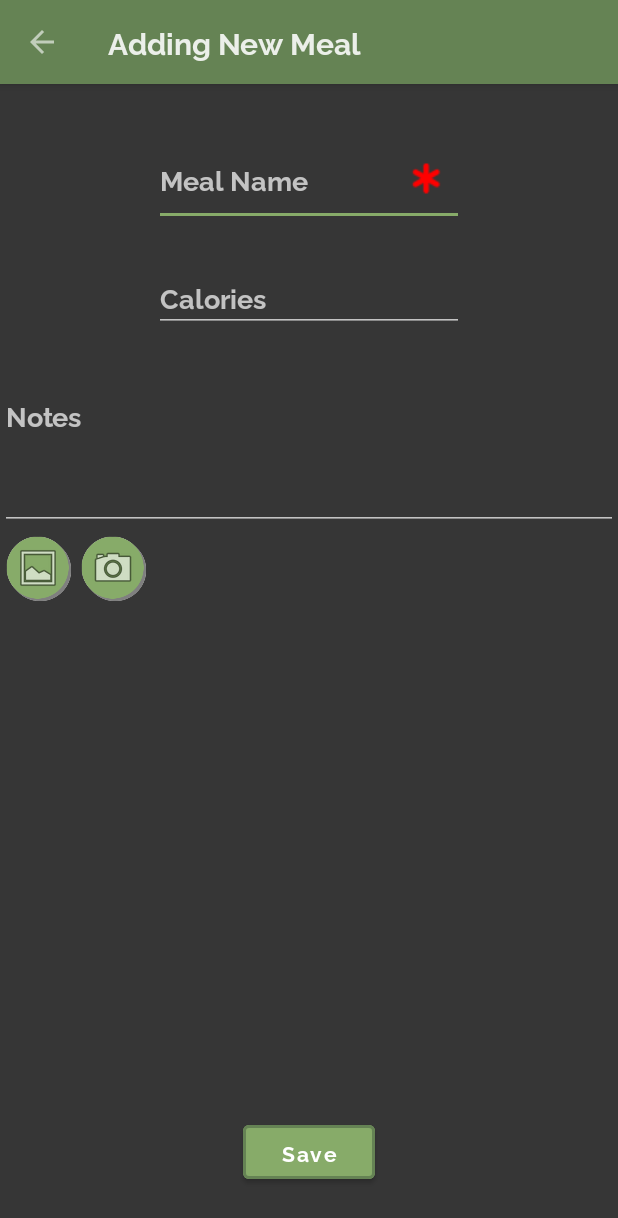
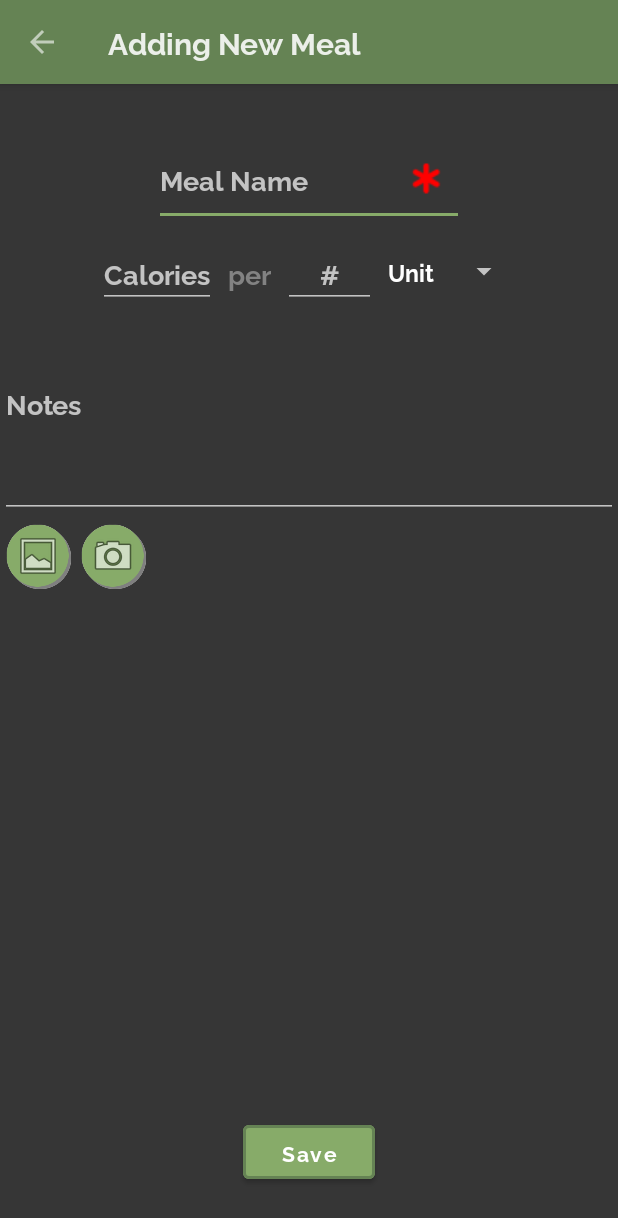
Before and after one commit to danielvnguyen/MoveIt, an Android app: the AddMeal screen opened directly, with no data from a screen before it, after a tap on "Save", on a phone screen of 412 x 824 dp. Shown: the top 1218 px of the screen. Run offline under Robolectric (Android 15) with nearby library versions, the phone set to English and light mode, and no system bars; our stand-ins replace Firebase (no records; nobody signed in at launch, a user with empty details on screens opened directly).

Commit message:
implement ServingSize into Meal functionality

```diff
--- a/app/src/main/java/com/example/moveit/view/meals/AddMeal.java
+++ b/app/src/main/java/com/example/moveit/view/meals/AddMeal.java
@@ -18,17 +18,22 @@ import android.os.Build;
 import android.os.Bundle;
 import android.os.Environment;
 import android.provider.MediaStore;
+import android.util.Log;
 import android.view.MenuItem;
 import android.view.View;
 import android.webkit.MimeTypeMap;
+import android.widget.AdapterView;
+import android.widget.ArrayAdapter;
 import android.widget.Button;
 import android.widget.EditText;
 import android.widget.ImageView;
+import android.widget.Spinner;
 import android.widget.Toast;
 
 import com.bumptech.glide.Glide;
 import com.example.moveit.R;
 import com.example.moveit.model.meals.Meal;
+import com.example.moveit.model.meals.ServingSize;
 import com.google.firebase.auth.FirebaseAuth;
 import com.google.firebase.auth.FirebaseUser;
 import com.google.firebase.firestore.DocumentReference;
@@ -52,6 +57,8 @@ public class AddMeal extends AppCompatActivity {
     private String originalName;
     private String originalCalories;
     private String originalNote;
+    private String originalServingSizeNum;
+    private String originalServingSizeUnits;
 
     private FirebaseFirestore db;
     private FirebaseStorage storage;
@@ -70,6 +77,9 @@ public class AddMeal extends AppCompatActivity {
     private EditText mealNameInput;
     private EditText caloriesInput;
     private EditText mealNoteInput;
+    private EditText servingSizeInput;
+    private Spinner servingSizeUnitSpinner;
+    private String selectedUnits = "Unit";
 
     private Button deleteBtn;
     private Boolean editMode = false;
@@ -91,6 +101,201 @@ public class AddMeal extends AppCompatActivity {
         setUpSaveBtn();
         setUpDeleteBtn();
         setUpImageOptions();
+        setUpSpinner();
+    }
+
+    private void setUpDeleteBtn() {
+        deleteBtn.setOnClickListener(v -> {
+            AlertDialog.Builder builder = new AlertDialog.Builder(this);
+            builder.setCancelable(true);
+            builder.setTitle(R.string.confirm_delete_meal);
+            builder.setMessage(R.string.no_takesies_backsies);
+            builder.setPositiveButton(R.string.yes, (dialog, which) -> handleDelete());
+            builder.setNegativeButton(R.string.no, (dialog, which) -> {});
+            AlertDialog dialog = builder.create();
+            dialog.show();
+        });
+    }
+
+    private void handleDelete() {
+        DocumentReference selectedMeal = db.collection("meals").document(currentUser.getUid()).collection("mealList")
+                .document(mealId);
+
+        if (!originalImageId.equals("")) {
+            final StorageReference fileRef = storage.getReference().child(currentUser.getUid())
+                    .child("uploads").child(originalImageId);
+            fileRef.delete();
+        }
+        selectedMeal.delete().addOnCompleteListener(task -> {
+            if (task.isSuccessful()) {
+                Toast.makeText(AddMeal.this, "Deleted meal successfully!", Toast.LENGTH_SHORT).show();
+                finish();
+            } else {
+                Toast.makeText(AddMeal.this, "Error deleting meal", Toast.LENGTH_SHORT).show();
+            }
+        });
+    }
+
+    private void setUpInterface() {
+        mealNameInput = findViewById(R.id.mealName);
+        mealNameInput.setCompoundDrawablesWithIntrinsicBounds(0, 0, R.drawable.required,0);
+        caloriesInput = findViewById(R.id.caloriesInput);
+        mealNoteInput = findViewById(R.id.mealNote);
+        deleteBtn = findViewById(R.id.deleteBtn);
+        chooseImgBtn = findViewById(R.id.chooseImageBtn);
+        deleteImgBtn = findViewById(R.id.deleteImgBtn);
+        takeNewImgBtn = findViewById(R.id.takeNewImageBtn);
+        mealImageView = findViewById(R.id.mealImageView);
+        servingSizeInput = findViewById(R.id.servingSizeInput);
+        servingSizeUnitSpinner = findViewById(R.id.servingSizeSpinner);
+        ArrayAdapter<String> adapter = new ArrayAdapter<>(this,
+                android.R.layout.simple_spinner_item, getResources().getStringArray(R.array.units_array));
+        adapter.setDropDownViewResource(android.R.layout.simple_spinner_dropdown_item);
+        servingSizeUnitSpinner.setAdapter(adapter);
+
+        Bundle extras = getIntent().getExtras();
+        if (extras != null) {
+            setTitle(getString(R.string.edit_meal_title));
+            deleteBtn.setVisibility(View.VISIBLE);
+
+            editMode = (Boolean) extras.get("editMode");
+            mealId = extras.get("mealId").toString();
+            originalImageId = extras.get("mealImageId").toString();
+
+            originalName = extras.get("mealName").toString();
+            originalCalories = extras.get("calories").toString();
+            originalNote = extras.get("mealNote").toString();
+            originalServingSizeNum = extras.get("servingSizeNum").toString();
+            originalServingSizeUnits = extras.get("servingSizeUnits").toString();
+            selectedUnits = originalServingSizeUnits;
+
+            if (!originalImageId.equals("")) {
+                final StorageReference fileRef = FirebaseStorage.getInstance().getReference().child(currentUser.getUid())
+                        .child("uploads").child(originalImageId);
+                fileRef.getDownloadUrl().addOnSuccessListener(uri -> {
+                    Glide.with(mealImageView.getContext()).load(uri).centerInside().into(mealImageView);
+                    mealImageView.setVisibility(View.VISIBLE);
+                    deleteImgBtn.setVisibility(View.VISIBLE);
+                });
+            }
+            mealNameInput.setText(originalName);
+            caloriesInput.setText(originalCalories);
+            mealNoteInput.setText(originalNote);
+            servingSizeInput.setText(originalServingSizeNum);
+            int spinnerPosition = adapter.getPosition(originalServingSizeUnits);
+            servingSizeUnitSpinner.setSelection(spinnerPosition);
+        } else {
+            setTitle(getString(R.string.add_meal_title));
+        }
+    }
+
+    private int validateCalories(String caloriesText, String servingSizeText) {
+        if (!caloriesText.isEmpty() && !servingSizeText.isEmpty() && !selectedUnits.equals("Unit")) {
+            return 0;
+        } else if (caloriesText.isEmpty() && servingSizeText.isEmpty() && selectedUnits.equals("Unit")) {
+            return 1;
+        } else {
+            Toast.makeText(AddMeal.this, "Please fill out all 3: calories, serving size, units", Toast.LENGTH_SHORT).show();
+            return 2;
+        }
+    }
+
+    private void setUpSaveBtn() {
+        Button saveBtn = findViewById(R.id.saveBtn);
+        saveBtn.setOnClickListener(v -> {
+            String mealName = mealNameInput.getText().toString();
+            String caloriesText = caloriesInput.getText().toString();
+            String servingSizeText = servingSizeInput.getText().toString();
+            Integer calories = null;
+            Integer servingSizeNum = null;
+            ServingSize servingSize = new ServingSize();
+
+            int validationResult = validateCalories(caloriesText, servingSizeText);
+            switch(validationResult) {
+                case 0:
+                    calories = Integer.parseInt(caloriesText);
+                    servingSizeNum = Integer.parseInt(servingSizeText);
+                    servingSize = new ServingSize(servingSizeNum, selectedUnits);
+                    break;
+                case 2:
+                    return;
+                default:
+                    break;
+            }
+
+            String mealNote = mealNoteInput.getText().toString();
+            if (mealName.isEmpty()) {
+                Toast.makeText(AddMeal.this, "Please fill out the meal name", Toast.LENGTH_SHORT).show();
+                return;
+            }
+
+            if (editMode) {
+                if (compareChanges(mealName, calories, mealNote, imageStateAltered, servingSizeNum, selectedUnits)) {
+                    Toast.makeText(AddMeal.this, "You have made no changes!", Toast.LENGTH_SHORT).show();
+                    return;
+                }
+
+                if (imageStateAltered) {
+                    if (imageUri != null) {
+                        String imageId = UUID.randomUUID() + "." + getFileExtension(imageUri);
+                        final StorageReference fileRef = storage.getReference().child(currentUser.getUid())
+                                .child("uploads").child(imageId);
+                        fileRef.putFile(imageUri);
+                        if (originalImageId.equals("")) {
+                            handleUpdate(mealName, calories, servingSize, mealNote, imageId);
+                        } else {
+                            final StorageReference oldImageRef = storage.getReference().child(currentUser.getUid())
+                                    .child("uploads").child(originalImageId);
+                            oldImageRef.delete();
+                            handleUpdate(mealName, calories, servingSize, mealNote, imageId);
+                        }
+                    } else {
+                        final StorageReference imageRef = storage.getReference().child(currentUser.getUid())
+                                .child("uploads").child(originalImageId);
+                        imageRef.delete();
+                        handleUpdate(mealName, calories, servingSize, mealNote, "");
+                    }
+                } else {
+                    handleUpdate(mealName, calories, servingSize, mealNote, originalImageId);
+                }
+            } else {
+                ProgressDialog progressDialog = new ProgressDialog(this);
+                progressDialog.setTitle("Saving...");
+                progressDialog.show();
+
+                String mealId = UUID.randomUUID().toString();
+                if (imageUri != null) {
+                    String imageId = UUID.randomUUID() + "." + getFileExtension(imageUri);
+                    final StorageReference fileRef = storage.getReference().child(currentUser.getUid())
+                            .child("uploads").child(imageId);
+                    Integer finalCalories = calories;
+                    ServingSize finalServingSize = servingSize;
+                    fileRef.putFile(imageUri).addOnCompleteListener(task -> fileRef.getDownloadUrl()
+                            .addOnSuccessListener(uri -> {
+                        currentMeal = new Meal(mealId, mealName, finalCalories, finalServingSize, mealNote, imageId);
+                        handleUpload(currentMeal, mealId);
+                        progressDialog.dismiss();
+                    }));
+                } else {
+                    currentMeal = new Meal(mealId, mealName, calories, servingSize, mealNote, "");
+                    handleUpload(currentMeal, mealId);
+                    progressDialog.dismiss();
+                }
+            }
+        });
+    }
+
+    private void setUpSpinner() {
+        servingSizeUnitSpinner.setOnItemSelectedListener(new AdapterView.OnItemSelectedListener() {
+            @Override
+            public void onItemSelected(AdapterView<?> parent, View view, int position, long id) {
+                selectedUnits = parent.getItemAtPosition(position).toString();
+            }
+            @Override
+            public void onNothingSelected(AdapterView<?> parent) {
+
+            }
+        });
     }
 
     private void setUpImageOptions() {
@@ -141,154 +346,11 @@ public class AddMeal extends AppCompatActivity {
         }
     }
 
-    private void setUpDeleteBtn() {
-        deleteBtn.setOnClickListener(v -> {
-            AlertDialog.Builder builder = new AlertDialog.Builder(this);
-            builder.setCancelable(true);
-            builder.setTitle(R.string.confirm_delete_meal);
-            builder.setMessage(R.string.no_takesies_backsies);
-            builder.setPositiveButton(R.string.yes, (dialog, which) -> handleDelete());
-            builder.setNegativeButton(R.string.no, (dialog, which) -> {});
-            AlertDialog dialog = builder.create();
-            dialog.show();
-        });
-    }
-
-    private void handleDelete() {
-        DocumentReference selectedMeal = db.collection("meals").document(currentUser.getUid()).collection("mealList")
-                .document(mealId);
-
-        if (!originalImageId.equals("")) {
-            final StorageReference fileRef = storage.getReference().child(currentUser.getUid())
-                    .child("uploads").child(originalImageId);
-            fileRef.delete();
-        }
-        selectedMeal.delete().addOnCompleteListener(task -> {
-            if (task.isSuccessful()) {
-                Toast.makeText(AddMeal.this, "Deleted meal successfully!", Toast.LENGTH_SHORT).show();
-                finish();
-            } else {
-                Toast.makeText(AddMeal.this, "Error deleting meal", Toast.LENGTH_SHORT).show();
-            }
-        });
-    }
-
-    private void setUpInterface() {
-        mealNameInput = findViewById(R.id.mealName);
-        mealNameInput.setCompoundDrawablesWithIntrinsicBounds(0, 0, R.drawable.required,0);
-        caloriesInput = findViewById(R.id.caloriesInput);
-        mealNoteInput = findViewById(R.id.mealNote);
-        deleteBtn = findViewById(R.id.deleteBtn);
-        chooseImgBtn = findViewById(R.id.chooseImageBtn);
-        deleteImgBtn = findViewById(R.id.deleteImgBtn);
-        takeNewImgBtn = findViewById(R.id.takeNewImageBtn);
-        mealImageView = findViewById(R.id.mealImageView);
-
-        Bundle extras = getIntent().getExtras();
-        if (extras != null) {
-            setTitle(getString(R.string.edit_meal_title));
-            deleteBtn.setVisibility(View.VISIBLE);
-
-            editMode = (Boolean) extras.get("editMode");
-            mealId = extras.get("mealId").toString();
-            originalImageId = extras.get("mealImageId").toString();
-
-            originalName = extras.get("mealName").toString();
-            originalCalories = extras.get("calories").toString();
-            originalNote = extras.get("mealNote").toString();
-
-            if (!originalImageId.equals("")) {
-                final StorageReference fileRef = FirebaseStorage.getInstance().getReference().child(currentUser.getUid())
-                        .child("uploads").child(originalImageId);
-                fileRef.getDownloadUrl().addOnSuccessListener(uri -> {
-                    Glide.with(mealImageView.getContext()).load(uri).centerInside().into(mealImageView);
-                    mealImageView.setVisibility(View.VISIBLE);
-                    deleteImgBtn.setVisibility(View.VISIBLE);
-                });
-            }
-            mealNameInput.setText(originalName);
-            caloriesInput.setText(originalCalories);
-            mealNoteInput.setText(originalNote);
-        } else {
-            setTitle(getString(R.string.add_meal_title));
-        }
-    }
-
-    private void setUpSaveBtn() {
-        Button saveBtn = findViewById(R.id.saveBtn);
-        saveBtn.setOnClickListener(v -> {
-            String mealName = mealNameInput.getText().toString();
-            String caloriesText = caloriesInput.getText().toString();
-            Integer calories = null;
-            if (!caloriesText.isEmpty()) {
-                calories = Integer.parseInt(caloriesInput.getText().toString());
-            }
-            String mealNote = mealNoteInput.getText().toString();
-            if (mealName.isEmpty()) {
-                Toast.makeText(AddMeal.this, "Please fill out the meal name", Toast.LENGTH_SHORT).show();
-                return;
-            }
-
-            if (editMode) {
-                if (compareChanges(mealName, calories, mealNote, imageStateAltered)) {
-                    Toast.makeText(AddMeal.this, "You have made no changes!", Toast.LENGTH_SHORT).show();
-                    return;
-                }
-
-                if (imageStateAltered) {
-                    if (imageUri != null) {
-                        String imageId = UUID.randomUUID() + "." + getFileExtension(imageUri);
-                        final StorageReference fileRef = storage.getReference().child(currentUser.getUid())
-                                .child("uploads").child(imageId);
-                        fileRef.putFile(imageUri);
-                        if (originalImageId.equals("")) {
-                            handleUpdate(mealName, calories, mealNote, imageId);
-                        } else {
-                            final StorageReference oldImageRef = storage.getReference().child(currentUser.getUid())
-                                    .child("uploads").child(originalImageId);
-                            oldImageRef.delete();
-                            handleUpdate(mealName, calories, mealNote, imageId);
-                        }
-                    } else {
-                        final StorageReference imageRef = storage.getReference().child(currentUser.getUid())
-                                .child("uploads").child(originalImageId);
-                        imageRef.delete();
-                        handleUpdate(mealName, calories, mealNote, "");
-                    }
-                } else {
-                    handleUpdate(mealName, calories, mealNote, originalImageId);
-                }
-            } else {
-                ProgressDialog progressDialog = new ProgressDialog(this);
-                progressDialog.setTitle("Saving...");
-                progressDialog.show();
-
-                String mealId = UUID.randomUUID().toString();
-                if (imageUri != null) {
-                    String imageId = UUID.randomUUID() + "." + getFileExtension(imageUri);
-                    final StorageReference fileRef = storage.getReference().child(currentUser.getUid())
-                            .child("uploads").child(imageId);
-                    Integer finalCalories = calories;
-                    fileRef.putFile(imageUri).addOnCompleteListener(task -> fileRef.getDownloadUrl()
-                            .addOnSuccessListener(uri -> {
-                        currentMeal = new Meal(mealId, mealName, finalCalories, mealNote, imageId);
-                        handleUpload(currentMeal, mealId);
-                        progressDialog.dismiss();
-                    }));
-                } else {
-                    currentMeal = new Meal(mealId, mealName, calories, mealNote, "");
-                    handleUpload(currentMeal, mealId);
-                    progressDialog.dismiss();
-                }
-            }
-        });
-    }
-
-    //imageId: will be a valid image Id or an empty string ("") depending on the situation
-    private void handleUpdate(String mealName, Integer calories, String mealNote, String imageId) {
+    private void handleUpdate(String mealName, Integer calories, ServingSize servingSize, String mealNote, String imageId) {
         db.collection("meals").document(currentUser.getUid())
                 .collection("mealList").document(mealId).update("name", mealName,
-                "calories", calories, "note", mealNote, "imageId", imageId).addOnCompleteListener(task -> {
+                "calories", calories, "servingSize", servingSize, "note", mealNote,
+                        "imageId", imageId).addOnCompleteListener(task -> {
             if (task.isSuccessful()) {
                 Toast.makeText(AddMeal.this, "Updated meal successfully!", Toast.LENGTH_SHORT).show();
                 finish();
@@ -298,9 +360,11 @@ public class AddMeal extends AppCompatActivity {
         });
     }
 
-    private Boolean compareChanges(String mealName, Integer calories, String mealNote, Boolean imageStateAltered) {
+    private Boolean compareChanges(String mealName, Integer calories, String mealNote,
+                                   Boolean imageStateAltered, Integer servingSizeNum, String servingSizeUnits ) {
         return originalName.equals(mealName) && originalCalories.equals(String.valueOf(calories))
-                && originalNote.equals(mealNote) && !imageStateAltered;
+                && originalNote.equals(mealNote) && !imageStateAltered && originalServingSizeNum.equals(String.valueOf(servingSizeNum))
+                && originalServingSizeUnits.equals(servingSizeUnits);
     }
 
     private void handleUpload(Meal meal, String mealId) {
--- a/app/src/main/res/layout/activity_add_meal.xml
+++ b/app/src/main/res/layout/activity_add_meal.xml
@@ -19,30 +19,73 @@
         app:layout_constraintStart_toStartOf="parent"
         app:layout_constraintTop_toTopOf="parent" />
 
-    <EditText
-        android:id="@+id/caloriesInput"
+    <LinearLayout
+        android:id="@+id/calorieServingSizeLayout"
         android:layout_width="wrap_content"
         android:layout_height="wrap_content"
-        android:layout_marginTop="24dp"
-        android:ems="10"
-        android:inputType="number"
-        android:hint="@string/calories"
+        android:layout_marginTop="8dp"
+        android:orientation="horizontal"
         app:layout_constraintEnd_toEndOf="parent"
         app:layout_constraintStart_toStartOf="parent"
-        app:layout_constraintTop_toBottomOf="@+id/mealName" />
+        app:layout_constraintTop_toBottomOf="@+id/mealName">
+
+        <EditText
+            android:id="@+id/caloriesInput"
+            android:layout_width="wrap_content"
+            android:layout_height="wrap_content"
+            android:layout_gravity="bottom"
+            android:layout_marginTop="24dp"
+            android:hint="@string/calories"
+            android:inputType="number"
+            android:maxLength="10"/>
+
+        <TextView
+            android:layout_width="wrap_content"
+            android:layout_height="wrap_content"
+            android:layout_gravity="bottom"
+            android:paddingStart="8dp"
+            android:paddingEnd="8dp"
+            android:text="@string/per"
+            android:textSize="18sp"
+            android:textColor="@color/gray"
+            tools:layout_editor_absoluteY="119dp" />
+
+        <EditText
+            android:id="@+id/servingSizeInput"
+            android:layout_width="wrap_content"
+            android:layout_height="wrap_content"
+            android:layout_gravity="bottom"
+            android:textAlignment="center"
+            android:hint="@string/number_hint"
+            android:layout_marginTop="24dp"
+            android:ems="3"
+            android:inputType="number"
+            android:maxLength="5"
+            tools:ignore="RtlCompat" />
+
+        <Spinner
+            android:id="@+id/servingSizeSpinner"
+            android:layout_width="match_parent"
+            android:layout_height="wrap_content"
+            android:translationY="10dp"
+            android:scrollbars="none"
+            android:spinnerMode="dropdown"/>
+
+    </LinearLayout>
 
     <EditText
         android:id="@+id/mealNote"
         android:layout_width="0dp"
         android:layout_height="100dp"
-        android:layout_marginTop="32dp"
+        android:layout_marginTop="16dp"
         android:ems="10"
         android:gravity="start|top"
         android:hint="@string/note"
         android:inputType="textMultiLine"
         app:layout_constraintEnd_toEndOf="parent"
+        app:layout_constraintHorizontal_bias="0.0"
         app:layout_constraintStart_toStartOf="parent"
-        app:layout_constraintTop_toBottomOf="@+id/caloriesInput" />
+        app:layout_constraintTop_toBottomOf="@+id/calorieServingSizeLayout" />
 
     <Button
         android:id="@+id/saveBtn"
--- a/app/src/main/res/values/strings.xml
+++ b/app/src/main/res/values/strings.xml
@@ -85,4 +85,7 @@
     <string name="edit_activity_title">Editing:&#160;</string>
     <string name="new_activity_title">New Activity:&#160;</string>
     <string name="activities_listview_header">Activities:</string>
+    <string name="per">per</string>
+    <string name="number_hint">#</string>
+    <string name="meal_calories">Meal Calories</string>
 </resources>
--- /dev/null
+++ b/app/src/main/res/values/units.xml
@@ -0,0 +1,12 @@
+<?xml version="1.0" encoding="utf-8"?>
+<resources>
+    <string-array name="units_array">
+        <item>Unit</item>
+        <item>g</item>
+        <item>mg</item>
+        <item>kg</item>
+        <item>L</item>
+        <item>mL</item>
+        <item>dL</item>
+    </string-array>
+</resources>
```
Also changed, not shown: app/src/main/java/com/example/moveit/model/meals/Meal.java (+8 -1 lines), app/src/main/java/com/example/moveit/model/meals/MealListAdapter.java (+15 -4 lines), app/src/main/java/com/example/moveit/model/meals/ServingSize.java (added, +24 -0 lines), app/src/main/res/layout/item_meal.xml (+21 -9 lines).
